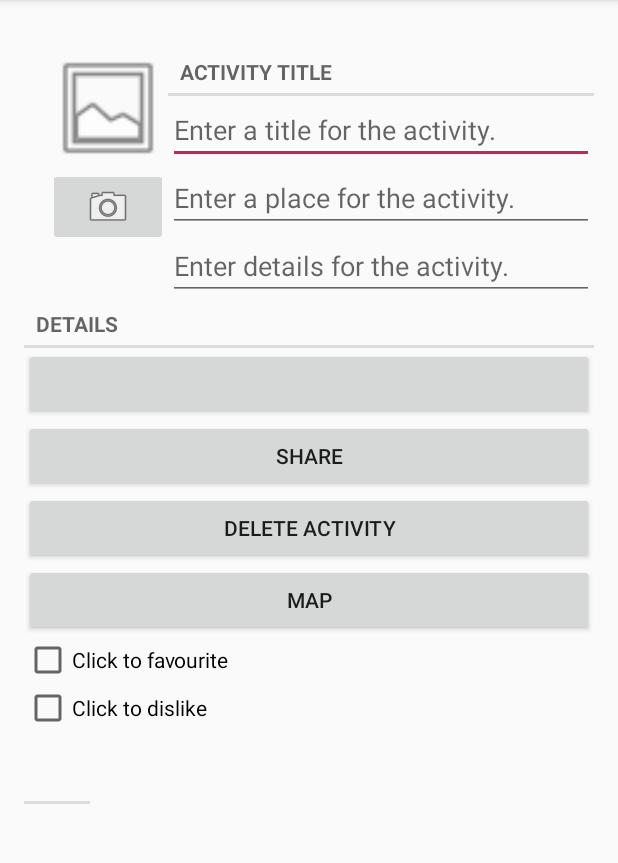
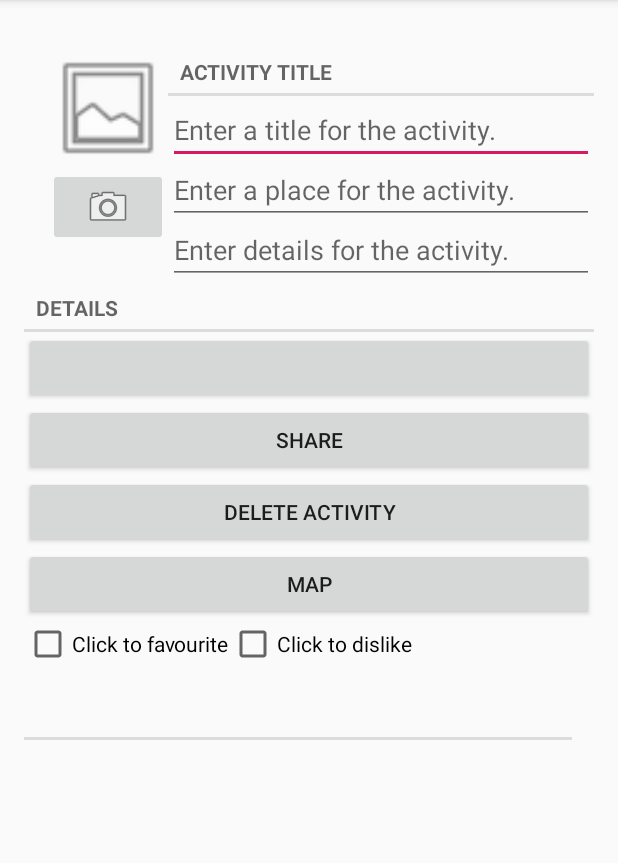
Before and after one commit to RoyReisenleiter/MyCheckins, an Android app: the CrimeFragment screen opened directly, with no data from a screen before it, on a phone screen of 412 x 824 dp, the part 84-947 px from its top. Run offline under Robolectric (Android 15) with nearby library versions, the phone set to English and light mode, and no system bars; 13 statements that could not run were skipped.

Commit message:
location complete

```diff
--- a/app/src/main/java/task2/task2/CrimeFragment.java
+++ b/app/src/main/java/task2/task2/CrimeFragment.java
@@ -32,6 +32,7 @@ import android.widget.ImageButton;
 import android.widget.ImageView;
 import android.widget.TextView;
 
+import androidx.annotation.NonNull;
 import androidx.annotation.Nullable;
 import androidx.core.app.NavUtils;
 import androidx.core.content.ContextCompat;
@@ -71,13 +72,27 @@ public class CrimeFragment extends Fragment {
     private ImageView mPhotoView;
     private TextView mLocationField;
     private Button mShowMapButton;
-    private  boolean mIsNewReceipt;
+    private  boolean mIsNewCrime;
+    private static final String ARG_IS_NEW_CRIME = "is_new_crime";
     private static final String DIALOG_DATE = "DialogDate";
     private static final String ARG_CRIME_ID = "crime_id";
     private static final int REQUEST_CONTACT = 1;
     private static final int REQUEST_DATE = 0;
     private static final int REQUEST_PHOTO = 2;
 
+
+
+    @Override
+    public void onStart() {
+        super.onStart();
+        mClient.connect();
+    }
+
+    @Override
+    public void onStop() {
+        super.onStop();
+        mClient.disconnect();
+    }
 
     @Override
     public void onCreate(Bundle savedInstanceState) {
@@ -93,7 +108,7 @@ public class CrimeFragment extends Fragment {
 
                     @Override
                     public void onConnected(@Nullable Bundle bundle) {
-                        if (mIsNewReceipt){
+                       // if (mIsNewCrime){
                             LocationRequest request = LocationRequest.create();
                             request.setPriority(LocationRequest.PRIORITY_HIGH_ACCURACY);
                             request.setNumUpdates(1);
@@ -112,7 +127,7 @@ public class CrimeFragment extends Fragment {
 
                                         }
                                     }, null);
-                        }
+                       // }
                     }
 
                     @Override
@@ -133,18 +148,6 @@ public class CrimeFragment extends Fragment {
 
     }
 
-    @Override
-    public void onStart() {
-        super.onStart();
-        mClient.connect();
-    }
-
-    @Override
-    public void onStop() {
-        super.onStop();
-        mClient.disconnect();
-    }
-
 
     @Override
     public void onPause() {
@@ -155,9 +158,11 @@ public class CrimeFragment extends Fragment {
     }
 
 
+    @Nullable
     @Override
-    public View onCreateView(LayoutInflater inflater, ViewGroup container, Bundle savedInstanceState) {
+    public View onCreateView(@NonNull LayoutInflater inflater,@Nullable ViewGroup container,@Nullable Bundle savedInstanceState) {
         View v = inflater.inflate(R.layout.fragment_crime, container, false);
+        PackageManager packageManager = getActivity().getPackageManager();
 
         mLocationField = v.findViewById(R.id.location_label);
         mShowMapButton = v.findViewById(R.id.map_button);
@@ -195,7 +200,7 @@ public class CrimeFragment extends Fragment {
             }
         });
 
-        PackageManager packageManager = getActivity().getPackageManager();
+        //PackageManager packageManager = getActivity().getPackageManager();
         if (packageManager.resolveActivity(pickContact,
                 PackageManager.MATCH_DEFAULT_ONLY) == null) {
             mContactButton.setEnabled(false);
@@ -301,8 +306,9 @@ public class CrimeFragment extends Fragment {
             }
         });
         //this may not be needed
-        if (mIsNewReceipt){
+        if (mIsNewCrime){
             mDeleteButton.setVisibility(View.INVISIBLE);
+
         } else {
             mLocationField.setText(
                     getString(R.string.location_text,
@@ -436,6 +442,7 @@ public class CrimeFragment extends Fragment {
         mDateButton.setText(mCrime.getDate().toString());
     }
 
+
     private String getCrimeReport() {
         String solvedString = null;
         if (mCrime.isSolved()){
--- a/app/src/main/java/task2/task2/CrimeLab.java
+++ b/app/src/main/java/task2/task2/CrimeLab.java
@@ -145,6 +145,8 @@ public class CrimeLab {
         values.put(CrimeTable.Cols.SOLVED, crime.isSolved() ? 1 : 0);
         values.put(CrimeTable.Cols.DISLIKED, crime.isDisliked() ? 1 : 0);
         values.put(CrimeTable.Cols.SUSPECT, crime.getSuspect());
+        values.put(CrimeTable.Cols.LONGITUDE, crime.getLongitude());
+        values.put(CrimeTable.Cols.LATITUDE, crime.getLatitude());
 
         return values;
 
--- a/app/src/main/res/layout/fragment_crime.xml
+++ b/app/src/main/res/layout/fragment_crime.xml
@@ -59,13 +59,13 @@
             <EditText
                 android:id="@+id/place_title"
                 android:layout_width="match_parent"
-                android:layout_height="wrap_content"
+                android:layout_height="40dp"
                 android:hint="@string/place_hint"/>
 
             <EditText
                 android:id="@+id/details_title"
                 android:layout_width="match_parent"
-                android:layout_height="wrap_content"
+                android:layout_height="40dp"
                 android:hint="@string/detail_hint"/>
         </LinearLayout>
 
@@ -103,12 +103,18 @@
         android:text="@string/delete_crime"
         app:showAsAction="ifRoom"/>
 
+
+
     <Button
         android:id="@+id/map_button"
         android:layout_width="match_parent"
         android:layout_height="wrap_content"
         android:text="@string/map_button"
         app:showAsAction="ifRoom"/>
+
+    <androidx.appcompat.widget.LinearLayoutCompat
+        android:layout_width="wrap_content"
+        android:layout_height="wrap_content">
 
         <CheckBox
             android:id="@+id/crime_solved"
@@ -122,10 +128,14 @@
             android:layout_height="wrap_content"
             android:text="@string/dislike" />
 
+
+    </androidx.appcompat.widget.LinearLayoutCompat>
+
+
     <TextView
         android:id="@+id/location_label"
         style="?android:listSeparatorTextViewStyle"
-        android:layout_width="44dp"
+        android:layout_width="365dp"
         android:layout_height="48dp" />
 
 </LinearLayout>
--- a/app/src/main/res/values/strings.xml
+++ b/app/src/main/res/values/strings.xml
@@ -28,6 +28,7 @@
     <string name="map_button">Map</string>
     <string name="title_activity_maps">Map</string>
     <string name="location_title">Map Location</string>
+    <!--<string name="location_text">lat: 37.4220\nlong: -122.0840</string>-->
     <string name="location_text">lat: %1$f\nlong: %2$f</string>
     <string name="show_map_text">Show Map</string>
     <string name="google_maps_key">AIzaSyCpOCxsPbl-tXlRIV4nzhnRibIYymdznfY</string>
```
Also changed, not shown: app/src/main/AndroidManifest.xml (+7 -1 lines), app/src/main/java/task2/task2/MapsActivity.java (+6 -10 lines). Lines whose indentation alone changed are shown as unchanged.
